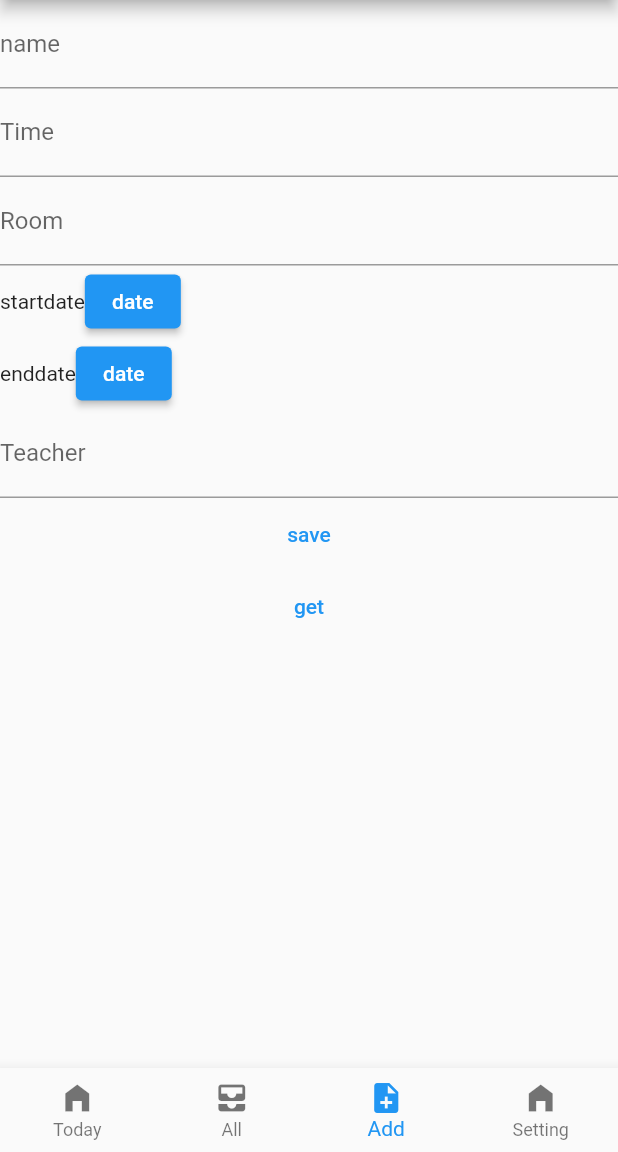
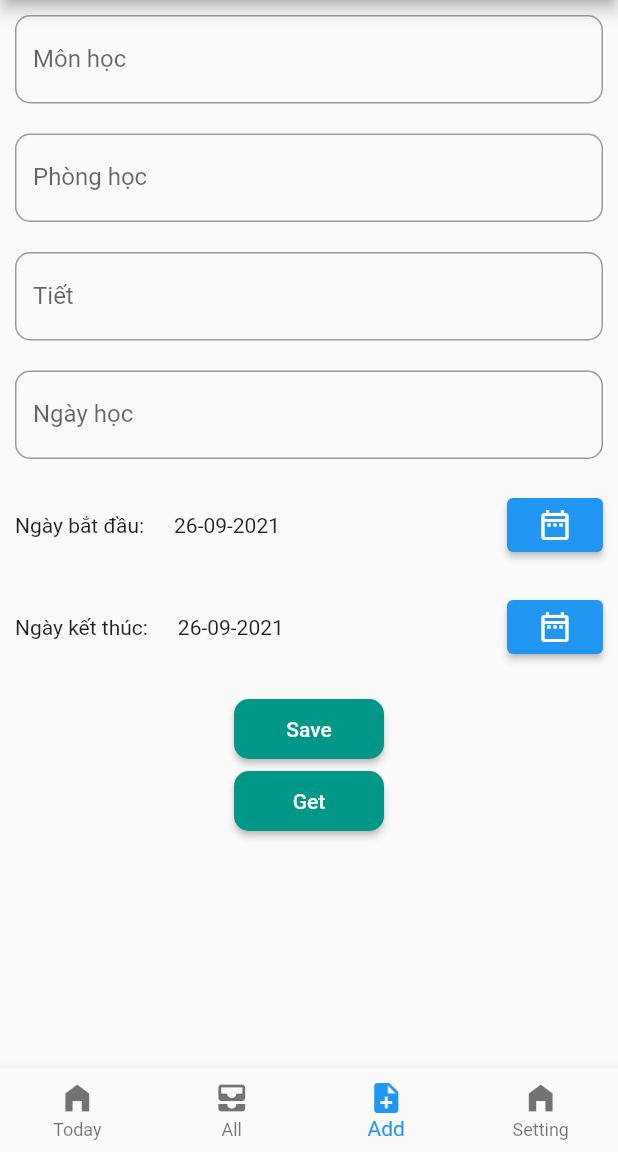
Before and after one commit to buingocminh/flutter_demo, a Flutter app: the screen it shows after launch, item 3 of the bottom bar chosen, on a phone screen of 412 x 824 dp, the part 84-1236 px from its top. Run offline on Flutter 3.47's test engine with Material 2 defaults, Android fonts, the phone set to English and light mode, and no system bars; our stand-ins replace equatable.

Commit message:
update dummy

```diff
--- a/tlu_app/lib/model/schedule.dart
+++ b/tlu_app/lib/model/schedule.dart
@@ -18,8 +18,6 @@ class Schedule {
     required this.startDate,
     required this.endDate,
     required this.timeBegin,
-    required this.dayAction}) {
-
-  }
+    required this.dayAction});
 
 }
--- a/tlu_app/lib/model/schedules_list.dart
+++ b/tlu_app/lib/model/schedules_list.dart
@@ -40,7 +40,7 @@ class Schedules_list {
   // void convert(){;
   //   print(DateFormat("dd/MM/yyyy").format(DateTime.parse("2020-10-10")));
   // }
-  Future<bool> AddSchedule(name, time, room, start, end, dayAction) async {
+  Future<bool> addSchedule(name, time, room, start, end, dayAction) async {
     final res = await http.post(Uri.parse(url),
         body: jsonEncode({
           "nameSubject": name,
--- a/tlu_app/lib/widget/dummy_centrel.dart
+++ b/tlu_app/lib/widget/dummy_centrel.dart
@@ -1,8 +1,6 @@
 import 'package:flutter/material.dart';
 import 'package:intl/intl.dart';
-
 import '../model/schedules_list.dart';
-import '../model/schedule.dart';
 
 class dummy extends StatefulWidget {
   const dummy({Key? key}) : super(key: key);
@@ -15,37 +13,34 @@ class _dummyState extends State<dummy> {
   var isloading = false;
   final formkey = GlobalKey<FormState>();
   final list = Schedules_list();
-
   void callsomething() async {
     formkey.currentState!.save();
     savelist["start"]=startDate.toString();
-    savelist["end"]=endDate.toString();
-    print(savelist);
+    print('den day roi ');
+    savelist["end"]=startDate.toString();
     setState(() {
       isloading = true;
     });
-    await list.AddSchedule(savelist["name"], savelist["time"], savelist["room"],
-            savelist["start"], savelist["end"], savelist["teacher"])
+    await list.addSchedule(savelist["name"], savelist["time"], savelist["room"],
+            savelist["start"], savelist["end"], savelist["DayAction"])
         .then((res) => setState(() {
               isloading = false;
             }));
   }
-
   void getfile() async {
     await  list.GetList().then((_) => null);
   }
-
-  var startDate, endDate;
+  var startDate = DateTime.now(), endDate= DateTime.now();
   Map <String,dynamic> savelist =  {
     "name": null,
     "room": null,
     "start": null,
     "end": null,
-    "teacher": null,
+    "DayAction": null,
     "time": null
   };
-
   void _Showdate(date) {
+    print(date);
     showDatePicker(
             context: context,
             initialDate: DateTime.now(),
@@ -53,67 +48,108 @@ class _dummyState extends State<dummy> {
             lastDate: DateTime(2050))
         .then((value) => setState(() {
               if (date == "start") {
-                startDate = value;
-                savelist["start"] = value as String;
+                startDate = value!;
+                // savelist["start"] = value as String;
               } else {
-                endDate = value;
-                savelist["end"] = value as String;
+                endDate = value!;
+                // savelist["end"] = value as String;
+                print(endDate.toString());
               }
             }));
-    print(savelist);
+    // print(savelist["start"]);
   }
-
-
-
   @override
   Widget build(BuildContext context) {
     return isloading
-        ? Center(child: CircularProgressIndicator())
+        ? const Center(child: CircularProgressIndicator())
         : SingleChildScrollView(
+            child: Container(
+              margin: const EdgeInsets.fromLTRB(10, 10, 10, 10),
               child: Form(
                   key: formkey,
                   child: Column(
                     children: [
                       TextFormField(
-                      decoration: InputDecoration(labelText: "name"),
+                        decoration: const InputDecoration(
+                            border: OutlineInputBorder(borderRadius: BorderRadius.all(Radius.circular(10))),
+                            labelText: "Môn học",
+                        ),
                         onSaved: (res) => savelist["name"] = res!,
                       ),
+                      const Padding(padding: EdgeInsets.symmetric(vertical: 10)),
                       TextFormField(
-                      decoration: InputDecoration(labelText: "Time"),
+                        decoration: const InputDecoration(
+                            border: OutlineInputBorder(borderRadius: BorderRadius.all(Radius.circular(10))),
+                            labelText: "Phòng học"),
+                        onSaved: (res) => savelist["room"] = res!,
+                      ),
+                      const Padding(padding: EdgeInsets.symmetric(vertical: 10)),
+                      TextFormField(
+                        decoration: const InputDecoration(
+                            border: OutlineInputBorder(borderRadius: BorderRadius.all(Radius.circular(10))),
+                            labelText: "Tiết"),
                         onSaved: (res) => savelist["time"] = res!,
                       ),
+                      const Padding(padding: EdgeInsets.symmetric(vertical: 10)),
                       TextFormField(
-                      decoration: InputDecoration(labelText: "Room"),
-                      onSaved: (res) => savelist["room"] = res!,
+                        decoration: const InputDecoration(
+                            border: OutlineInputBorder(borderRadius: BorderRadius.all(Radius.circular(10))),
+                            labelText: "Ngày học"),
+                        onSaved: (res) => savelist["DayAction"] = res!,
                       ),
+                      const Padding(padding: EdgeInsets.symmetric(vertical: 10)),
                       Row(
                         children: [
-                        Text((startDate == null)
-                            ? "startdate"
-                            : DateFormat("dd-MM-yyyy").format(startDate)),
+                          const Text("Ngày bắt đầu:" ),
+                          const Padding(padding: EdgeInsets.symmetric(horizontal: 10)),
+                           Expanded(
+                            child: Text(DateFormat("dd-MM-yyyy").format(startDate)),
+                          ),
                           ElevatedButton(
                               onPressed: () => _Showdate("start"),
-                            child: Text("date"))
+                              child: const Icon(Icons.date_range_outlined))
                         ],
                       ),
+                      const Padding(padding: EdgeInsets.symmetric(vertical: 10)),
                       Row(
                         children: [
-                        Text((endDate == null)
-                            ? "enddate"
-                            : DateFormat("dd-MM-yyyy").format(endDate)),
+                          const Text("Ngày kết thúc:" ),
+                          const Padding(padding: EdgeInsets.symmetric(horizontal: 10)),
+                          Expanded(
+                            child: Text(DateFormat("dd-MM-yyyy").format(endDate)),
+                          ),
                           ElevatedButton(
                               onPressed: () => _Showdate("end"),
-                            child: Text("date"))
+                              child: const Icon(Icons.date_range_outlined))
                         ],
                       ),
-                    TextFormField(
-                      decoration: InputDecoration(labelText: "Teacher"),
-                      onSaved: (res) => savelist["teacher"] = res!,
+                      const Padding(padding: EdgeInsets.symmetric(vertical: 10)),
+                      ElevatedButton(
+                        child: const Text('Save'),
+                        style: ElevatedButton.styleFrom(
+                          primary: Colors.teal,
+                          onPrimary: Colors.white,
+                          padding: const EdgeInsets.fromLTRB(20, 5, 20, 5),
+                          minimumSize:  const Size(100, 40),
+                          shape: const RoundedRectangleBorder(borderRadius: BorderRadius.all(Radius.circular(10))),
                         ),
-                    TextButton(onPressed: callsomething, child: Text("save")),
-                    TextButton(onPressed: getfile, child: Text("get"))
+                        onPressed: callsomething,
+                      ),
+
+                      ElevatedButton(
+                        child: const Text('Get'),
+                        style: ElevatedButton.styleFrom(
+                          primary: Colors.teal,
+                          onPrimary: Colors.white,
+                          padding: const EdgeInsets.fromLTRB(20, 5, 20, 5),
+                          minimumSize:  const Size(100, 40),
+                          shape: const RoundedRectangleBorder(borderRadius: BorderRadius.all(Radius.circular(10))),
+                        ),
+                        onPressed: getfile,
+                      ),
                     ],
                   )),
+            ),
           );
   }
 }
```
Lines whose indentation alone changed are shown as unchanged.
